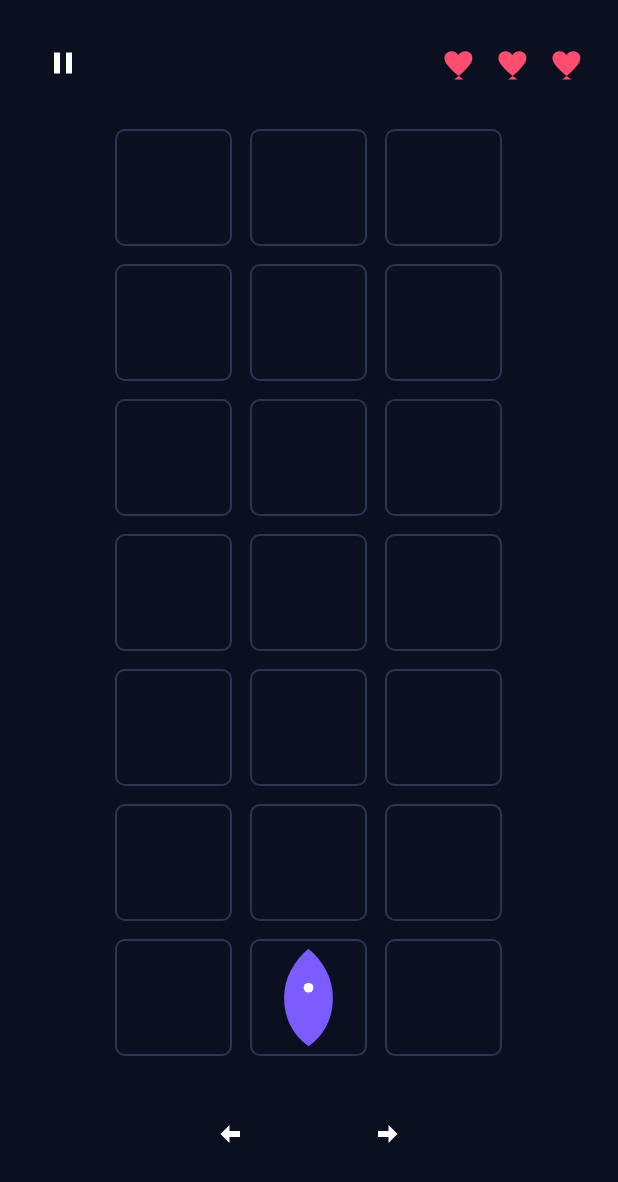
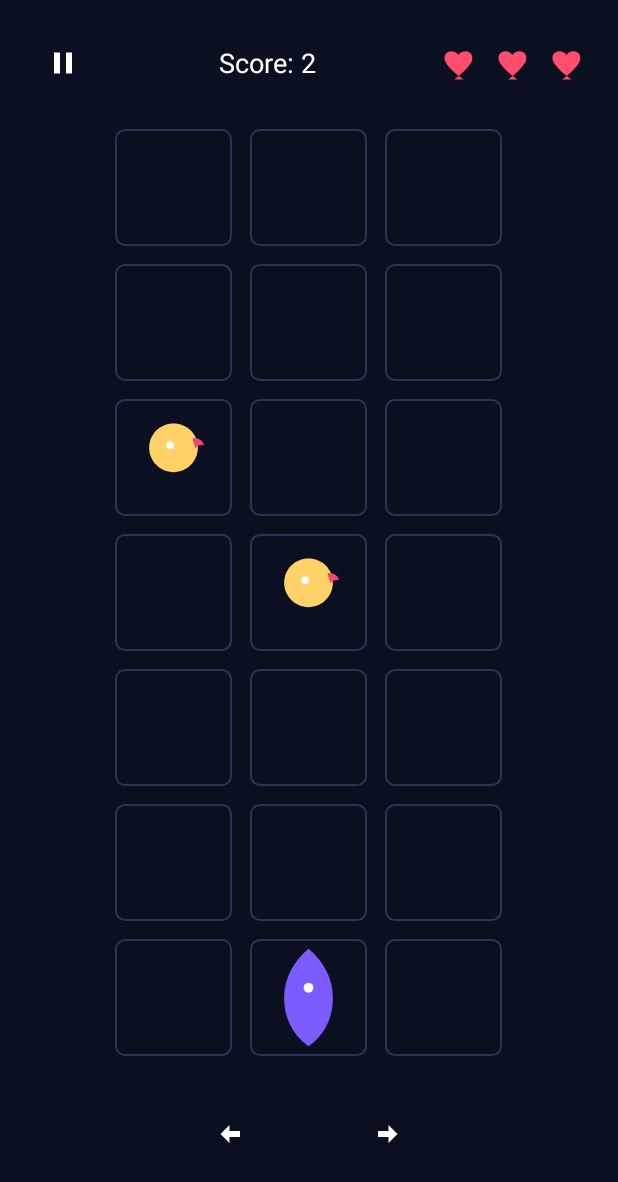
Before and after one commit to rongo270/carNumTwo, an Android app: the GameActivity screen opened directly, with no data from a screen before it, on a phone screen of 412 x 824 dp. Shown: the top 1182 px of the screen. Run offline under Robolectric (Android 15) with nearby library versions, the phone set to English and light mode, and no system bars.

Commit message:
chicken add

```diff
--- a/app/src/main/java/com/rongo/carnumtwo/feature/game/GameActivity.kt
+++ b/app/src/main/java/com/rongo/carnumtwo/feature/game/GameActivity.kt
@@ -1,24 +1,36 @@
 // English comments only inside code
 package com.rongo.carnumtwo.feature.game
 
+import android.content.Intent
+import android.os.Build
 import android.os.Bundle
+import android.os.VibrationEffect
+import android.os.Vibrator
+import android.os.VibratorManager
 import android.view.View
 import android.widget.GridLayout
 import android.widget.ImageButton
 import android.widget.ImageView
+import android.widget.TextView
+import android.widget.Toast
+import androidx.appcompat.app.AlertDialog
 import androidx.appcompat.widget.AppCompatImageView
 import androidx.core.view.ViewCompat
 import androidx.core.view.WindowInsetsCompat
 import com.rongo.carnumtwo.R
+import com.rongo.carnumtwo.core.config.GameDefaults
 import com.rongo.carnumtwo.core.storage.SettingsStorage
 import com.rongo.carnumtwo.core.ui.BaseLocalizedActivity
 import com.rongo.carnumtwo.feature.game.engine.GameController
+import com.rongo.carnumtwo.feature.game.engine.GameLoop
+import com.rongo.carnumtwo.feature.game.engine.GameUiCallbacks
 import com.rongo.carnumtwo.feature.game.model.GameState
 import com.rongo.carnumtwo.feature.game.render.GameRenderer
+import com.rongo.carnumtwo.feature.menu.StartMenuActivity
 import kotlin.math.max
 import kotlin.math.min
 
-class GameActivity : BaseLocalizedActivity() {
+class GameActivity : BaseLocalizedActivity(), GameUiCallbacks {
 
     private lateinit var root: View
     private lateinit var grid: GridLayout
@@ -26,10 +38,16 @@ class GameActivity : BaseLocalizedActivity() {
     private lateinit var btnRight: ImageButton
     private lateinit var btnPause: ImageButton
 
+    private lateinit var tvScore: TextView
+    private lateinit var heart1: ImageView
+    private lateinit var heart2: ImageView
+    private lateinit var heart3: ImageView
+
     private lateinit var controller: GameController
     private lateinit var renderer: GameRenderer
+    private lateinit var loop: GameLoop
+
     private lateinit var state: GameState
-
     private lateinit var cells: Array<Array<ImageView>>
 
     override fun onCreate(savedInstanceState: Bundle?) {
@@ -42,6 +60,11 @@ class GameActivity : BaseLocalizedActivity() {
         btnRight = findViewById(R.id.btn_right)
         btnPause = findViewById(R.id.btn_pause)
 
+        tvScore = findViewById(R.id.tv_score)
+        heart1 = findViewById(R.id.heart_1)
+        heart2 = findViewById(R.id.heart_2)
+        heart3 = findViewById(R.id.heart_3)
+
         applyBottomInsetsToRoot()
 
         val settings = SettingsStorage(this).load()
@@ -52,24 +75,61 @@ class GameActivity : BaseLocalizedActivity() {
             cols = cols,
             rows = rows,
             playerCol = cols / 2,
-            paused = false
+            paused = false,
+            lives = 3,
+            score = 0,
+            invulnerableUntilMs = 0L,
+            chickens = mutableListOf()
         )
 
         setupGrid(cols, rows)
 
         renderer = GameRenderer(cells, rows, cols)
-        controller = GameController(state, renderer)
+        controller = GameController(
+            state = state,
+            renderer = renderer,
+            ui = this,
+            invulnerableMs = GameDefaults.INVULNERABLE_MS
+        )
+        controller.init()
 
-        // Render once now (will be re-rendered after sizing too)
-        controller.init()
+        loop = GameLoop(
+            tickMs = settings.tickMs,
+            spawnMs = settings.spawnMs,
+            controller = controller
+        )
+        loop.start()
 
         btnLeft.setOnClickListener { controller.moveLeft() }
         btnRight.setOnClickListener { controller.moveRight() }
 
-        btnPause.setOnClickListener {
-            controller.togglePause()
-            btnPause.setImageResource(if (controller.isPaused()) R.drawable.ic_play else R.drawable.ic_pause)
+        btnPause.setOnClickListener { togglePauseByUser() }
+        updatePauseIcon()
+    }
+
+    override fun onPause() {
+        super.onPause()
+        // Auto-pause when app goes to background
+        if (!controller.isPaused()) {
+            controller.setPaused(true)
+            updatePauseIcon()
         }
+    }
+
+    override fun onDestroy() {
+        super.onDestroy()
+        loop.stop()
+    }
+
+    private fun togglePauseByUser() {
+        controller.setPaused(!controller.isPaused())
+        updatePauseIcon()
+        // Render so blinking/positions stay consistent when pausing
+        renderer.render(state)
+    }
+
+    private fun updatePauseIcon() {
+        btnPause.setImageResource(if (controller.isPaused()) R.drawable.ic_play else R.drawable.ic_pause)
     }
 
     private fun applyBottomInsetsToRoot() {
@@ -96,11 +156,9 @@ class GameActivity : BaseLocalizedActivity() {
             }
         }
 
-        // Size cells AFTER grid has a real width/height
         grid.post {
             val margin = dpToPx(6)
 
-            // Compute cell size INCLUDING margins so bottom row never gets clipped
             val availableW = max(0, grid.width - (cols * margin * 2))
             val availableH = max(0, grid.height - (rows * margin * 2))
 
@@ -121,7 +179,6 @@ class GameActivity : BaseLocalizedActivity() {
                 }
             }
 
-            // Center the content inside the grid
             val contentW = cols * cellSize + cols * margin * 2
             val contentH = rows * cellSize + rows * margin * 2
 
@@ -131,7 +188,6 @@ class GameActivity : BaseLocalizedActivity() {
             grid.setPadding(padX, padY, padX, padY)
             grid.clipToPadding = false
 
-            // Re-render after sizing to guarantee spaceship visibility
             renderer.render(state)
         }
     }
@@ -139,4 +195,64 @@ class GameActivity : BaseLocalizedActivity() {
     private fun dpToPx(dp: Int): Int {
         return (dp * resources.displayMetrics.density).toInt()
     }
+
+    // GameUiCallbacks
+
+    override fun updateHearts(lives: Int) {
+        val full = R.drawable.ic_heart_full
+        val empty = R.drawable.ic_heart_empty
+
+        heart1.setImageResource(if (lives >= 1) full else empty)
+        heart2.setImageResource(if (lives >= 2) full else empty)
+        heart3.setImageResource(if (lives >= 3) full else empty)
+    }
+
+    override fun updateScore(score: Int) {
+        tvScore.text = getString(R.string.score_label, score)
+    }
+
+    override fun showHitFeedback() {
+        Toast.makeText(this, getString(R.string.hit_toast), Toast.LENGTH_SHORT).show()
+        vibrateHit()
+    }
+
+    private fun vibrateHit() {
+        val durationMs = 120L
+        if (Build.VERSION.SDK_INT >= Build.VERSION_CODES.S) {
+            val vm = getSystemService(VIBRATOR_MANAGER_SERVICE) as VibratorManager
+            val vib = vm.defaultVibrator
+            vib.vibrate(VibrationEffect.createOneShot(durationMs, VibrationEffect.DEFAULT_AMPLITUDE))
+        } else {
+            @Suppress("DEPRECATION")
+            val vib = getSystemService(VIBRATOR_SERVICE) as Vibrator
+            if (Build.VERSION.SDK_INT >= Build.VERSION_CODES.O) {
+                vib.vibrate(VibrationEffect.createOneShot(durationMs, VibrationEffect.DEFAULT_AMPLITUDE))
+            } else {
+                @Suppress("DEPRECATION")
+                vib.vibrate(durationMs)
+            }
+        }
+    }
+
+    override fun showGameOverDialog(finalScore: Int) {
+        loop.stop()
+
+        AlertDialog.Builder(this)
+            .setTitle(getString(R.string.game_over_title))
+            .setMessage(getString(R.string.game_over_message, finalScore))
+            .setCancelable(false)
+            .setPositiveButton(getString(R.string.restart)) { _, _ ->
+                controller.resetGame()
+                loop.start()
+                updatePauseIcon()
+            }
+            .setNeutralButton(getString(R.string.home)) { _, _ ->
+                startActivity(Intent(this, StartMenuActivity::class.java))
+                finish()
+            }
+            .setNegativeButton(getString(R.string.exit)) { _, _ ->
+                finishAffinity()
+            }
+            .show()
+    }
 }
--- a/app/src/main/java/com/rongo/carnumtwo/feature/game/engine/GameController.kt
+++ b/app/src/main/java/com/rongo/carnumtwo/feature/game/engine/GameController.kt
@@ -1,15 +1,48 @@
 // English comments only inside code
 package com.rongo.carnumtwo.feature.game.engine
 
+import android.os.SystemClock
+import com.rongo.carnumtwo.feature.game.model.Chicken
 import com.rongo.carnumtwo.feature.game.model.GameState
 import com.rongo.carnumtwo.feature.game.render.GameRenderer
+import kotlin.random.Random
+
+interface GameUiCallbacks {
+    fun updateHearts(lives: Int)
+    fun updateScore(score: Int)
+    fun showHitFeedback()
+    fun showGameOverDialog(finalScore: Int)
+}
 
 class GameController(
     private val state: GameState,
-    private val renderer: GameRenderer
+    private val renderer: GameRenderer,
+    private val ui: GameUiCallbacks,
+    private val invulnerableMs: Long
 ) {
 
     fun init() {
+        ui.updateHearts(state.lives)
+        ui.updateScore(state.score)
+        renderer.render(state)
+    }
+
+    fun isPaused(): Boolean = state.paused
+
+    fun setPaused(paused: Boolean) {
+        state.paused = paused
+    }
+
+    fun resetGame() {
+        state.paused = false
+        state.lives = 3
+        state.score = 0
+        state.invulnerableUntilMs = 0L
+        state.chickens.clear()
+        state.playerCol = state.cols / 2
+
+        ui.updateHearts(state.lives)
+        ui.updateScore(state.score)
         renderer.render(state)
     }
 
@@ -17,6 +50,7 @@ class GameController(
         if (state.paused) return
         if (state.playerCol > 0) {
             state.playerCol--
+            checkCollisionByMovement()
             renderer.render(state)
         }
     }
@@ -25,13 +59,98 @@ class GameController(
         if (state.paused) return
         if (state.playerCol < state.cols - 1) {
             state.playerCol++
+            checkCollisionByMovement()
             renderer.render(state)
         }
     }
 
-    fun togglePause() {
-        state.paused = !state.paused
+    fun onTick() {
+        if (state.paused) return
+
+        val bottomRow = state.rows - 1
+        val now = SystemClock.uptimeMillis()
+
+        // Move chickens down
+        val it = state.chickens.iterator()
+        while (it.hasNext()) {
+            val ch = it.next()
+            ch.row += 1
+
+            // Fell off board
+            if (ch.row >= state.rows) {
+                it.remove()
+                continue
+            }
+
+            // Collision by falling onto the spaceship cell
+            if (ch.row == bottomRow && ch.col == state.playerCol) {
+                it.remove()
+                handleHit(now)
+            }
+        }
+
+        renderer.render(state)
     }
 
-    fun isPaused(): Boolean = state.paused
+    fun onSpawn() {
+        if (state.paused) return
+
+        // Spawn at top row with a simple "avoid same cell at row 0" rule
+        val occupiedTop = BooleanArray(state.cols)
+        for (ch in state.chickens) {
+            if (ch.row == 0 && ch.col in 0 until state.cols) {
+                occupiedTop[ch.col] = true
+            }
+        }
+
+        val freeCols = mutableListOf<Int>()
+        for (c in 0 until state.cols) {
+            if (!occupiedTop[c]) freeCols.add(c)
+        }
+        if (freeCols.isEmpty()) {
+            return
+        }
+
+        val col = freeCols[Random.nextInt(freeCols.size)]
+        state.chickens.add(Chicken(row = 0, col = col))
+
+        renderer.render(state)
+    }
+
+    fun onScoreTick() {
+        if (state.paused) return
+        state.score += 1
+        ui.updateScore(state.score)
+    }
+
+    private fun checkCollisionByMovement() {
+        val bottomRow = state.rows - 1
+        val idx = state.chickens.indexOfFirst { it.row == bottomRow && it.col == state.playerCol }
+        if (idx != -1) {
+            state.chickens.removeAt(idx)
+            val now = SystemClock.uptimeMillis()
+            handleHit(now)
+        }
+    }
+
+    private fun handleHit(now: Long) {
+        // Chicken always disappears (already removed by caller)
+
+        if (state.isInvulnerable(now)) {
+            // No life loss during invulnerability
+            return
+        }
+
+        state.lives -= 1
+        ui.updateHearts(state.lives)
+        ui.showHitFeedback()
+
+        // Start invulnerability
+        state.invulnerableUntilMs = now + invulnerableMs
+
+        if (state.lives <= 0) {
+            state.paused = true
+            ui.showGameOverDialog(state.score)
+        }
+    }
 }
--- /dev/null
+++ b/app/src/main/java/com/rongo/carnumtwo/feature/game/engine/GameLoop.kt
@@ -0,0 +1,52 @@
+// English comments only inside code
+package com.rongo.carnumtwo.feature.game.engine
+
+import android.os.Handler
+import android.os.Looper
+
+class GameLoop(
+    private val tickMs: Long,
+    private val spawnMs: Long,
+    private val controller: GameController
+) {
+
+    private val handler = Handler(Looper.getMainLooper())
+
+    private val tickRunnable = object : Runnable {
+        override fun run() {
+            if (!controller.isPaused()) {
+                controller.onTick()
+            }
+            handler.postDelayed(this, tickMs)
+        }
+    }
+
+    private val spawnRunnable = object : Runnable {
+        override fun run() {
+            if (!controller.isPaused()) {
+                controller.onSpawn()
+            }
+            handler.postDelayed(this, spawnMs)
+        }
+    }
+
+    private val scoreRunnable = object : Runnable {
+        override fun run() {
+            if (!controller.isPaused()) {
+                controller.onScoreTick()
+            }
+            handler.postDelayed(this, 1000L)
+        }
+    }
+
+    fun start() {
+        stop()
+        handler.post(tickRunnable)
+        handler.post(spawnRunnable)
+        handler.post(scoreRunnable)
+    }
+
+    fun stop() {
+        handler.removeCallbacksAndMessages(null)
+    }
+}
--- /dev/null
+++ b/app/src/main/java/com/rongo/carnumtwo/feature/game/model/Chicken.kt
@@ -0,0 +1,7 @@
+// English comments only inside code
+package com.rongo.carnumtwo.feature.game.model
+
+data class Chicken(
+    var row: Int,
+    var col: Int
+)
--- a/app/src/main/java/com/rongo/carnumtwo/feature/game/model/GameState.kt
+++ b/app/src/main/java/com/rongo/carnumtwo/feature/game/model/GameState.kt
@@ -5,5 +5,11 @@ data class GameState(
     val cols: Int,
     val rows: Int,
     var playerCol: Int,
-    var paused: Boolean
-)
+    var paused: Boolean,
+    var lives: Int,
+    var score: Int,
+    var invulnerableUntilMs: Long,
+    val chickens: MutableList<Chicken>
+) {
+    fun isInvulnerable(nowMs: Long): Boolean = nowMs < invulnerableUntilMs
+}
--- a/app/src/main/java/com/rongo/carnumtwo/feature/game/render/GameRenderer.kt
+++ b/app/src/main/java/com/rongo/carnumtwo/feature/game/render/GameRenderer.kt
@@ -1,6 +1,7 @@
 // English comments only inside code
 package com.rongo.carnumtwo.feature.game.render
 
+import android.os.SystemClock
 import android.widget.ImageView
 import com.rongo.carnumtwo.R
 import com.rongo.carnumtwo.feature.game.model.GameState
@@ -13,19 +14,38 @@ class GameRenderer(
 
     fun render(state: GameState) {
         clearAllCells()
-        renderPlayer(state.playerCol)
+        renderChickens(state)
+        renderPlayer(state)
     }
 
     private fun clearAllCells() {
         for (r in 0 until rows) {
             for (c in 0 until cols) {
+                cells[r][c].alpha = 1f
                 cells[r][c].setImageDrawable(null)
             }
         }
     }
 
-    private fun renderPlayer(playerCol: Int) {
+    private fun renderChickens(state: GameState) {
+        for (ch in state.chickens) {
+            if (ch.row in 0 until rows && ch.col in 0 until cols) {
+                cells[ch.row][ch.col].setImageResource(R.drawable.ic_chicken)
+            }
+        }
+    }
+
+    private fun renderPlayer(state: GameState) {
         val bottomRow = rows - 1
-        cells[bottomRow][playerCol].setImageResource(R.drawable.ic_spaceship)
+        val cell = cells[bottomRow][state.playerCol]
+        cell.setImageResource(R.drawable.ic_spaceship)
+
+        val now = SystemClock.uptimeMillis()
+        if (state.isInvulnerable(now)) {
+            val blink = ((now / 150L) % 2L == 0L)
+            cell.alpha = if (blink) 0.25f else 1f
+        } else {
+            cell.alpha = 1f
+        }
     }
 }
--- /dev/null
+++ b/app/src/main/res/drawable/ic_chicken.xml
@@ -0,0 +1,15 @@
+<vector xmlns:android="http://schemas.android.com/apk/res/android"
+    android:width="24dp"
+    android:height="24dp"
+    android:viewportWidth="24"
+    android:viewportHeight="24">
+    <path
+        android:fillColor="#FFD166"
+        android:pathData="M12,5c2.8,0 5,2.2 5,5 0,2.7 -2.2,5 -5,5s-5,-2.3 -5,-5c0,-2.8 2.2,-5 5,-5z"/>
+    <path
+        android:fillColor="#EF476F"
+        android:pathData="M16,8c1.2,-0.1 2,0.5 2.3,1.5 -0.8,-0.2 -1.4,0.1 -1.8,0.6 -0.2,-0.9 -0.7,-1.6 -0.5,-2.1z"/>
+    <path
+        android:fillColor="#FFFFFF"
+        android:pathData="M10.5,9.5a0.8,0.8 0,1 0,1.6 0a0.8,0.8 0,1 0,-1.6 0"/>
+</vector>
--- /dev/null
+++ b/app/src/main/res/drawable/ic_heart_empty.xml
@@ -0,0 +1,9 @@
+<vector xmlns:android="http://schemas.android.com/apk/res/android"
+    android:width="24dp"
+    android:height="24dp"
+    android:viewportWidth="24"
+    android:viewportHeight="24">
+    <path
+        android:fillColor="#5A6A90"
+        android:pathData="M12,21s-7,-4.6 -9.5,-9C0.8,8.7 2.7,6 5.5,6c1.7,0 3,0.9 3.8,2 0.7,-1.1 2.1,-2 3.8,-2 2.8,0 4.7,2.7 3,6 -2.5,4.4 -9,9 -9,9z"/>
+</vector>
--- a/app/src/main/res/layout/activity_game.xml
+++ b/app/src/main/res/layout/activity_game.xml
@@ -9,6 +9,7 @@
     android:padding="16dp"
     android:background="@color/bg">
 
+    <!-- Top bar: pause left, score center, hearts right -->
     <LinearLayout
         android:id="@+id/top_bar"
         android:layout_width="match_parent"
@@ -25,10 +26,15 @@
             android:contentDescription="@string/app_name"
             android:src="@drawable/ic_pause" />
 
-        <View
+        <TextView
+            android:id="@+id/tv_score"
             android:layout_width="0dp"
-            android:layout_height="1dp"
-            android:layout_weight="1" />
+            android:layout_height="wrap_content"
+            android:layout_weight="1"
+            android:gravity="center"
+            android:textColor="@color/text_primary"
+            android:textSize="18sp"
+            android:text="@string/app_name"/>
 
         <LinearLayout
             android:id="@+id/hearts_container"
@@ -60,6 +66,7 @@
         </LinearLayout>
     </LinearLayout>
 
+    <!-- Grid host -->
     <FrameLayout
         android:id="@+id/grid_host"
         android:layout_width="match_parent"
@@ -79,6 +86,7 @@
             android:alignmentMode="alignMargins" />
     </FrameLayout>
 
+    <!-- Controls -->
     <LinearLayout
         android:id="@+id/controls"
         android:layout_width="match_parent"
--- a/app/src/main/res/values/strings.xml
+++ b/app/src/main/res/values/strings.xml
@@ -19,4 +19,15 @@
 
     <string name="summary_grid">Grid: %1$d x %2$d</string>
     <string name="summary_speed">Tick: %1$.1fs | Spawn: %2$.1fs</string>
+
+    <string name="score_label">Score: %1$d</string>
+
+    <string name="game_over_title">Game Over</string>
+    <string name="game_over_message">Your score: %1$d</string>
+    <string name="restart">Restart</string>
+    <string name="home">Home</string>
+    <string name="exit">Exit</string>
+
+    <string name="hit_toast">Ouch! Hit!</string>
+
 </resources>
```
Also changed, not shown: app/src/main/java/com/rongo/carnumtwo/core/storage/SettingsStorage.kt (+7 -0 lines), 1 other file.
